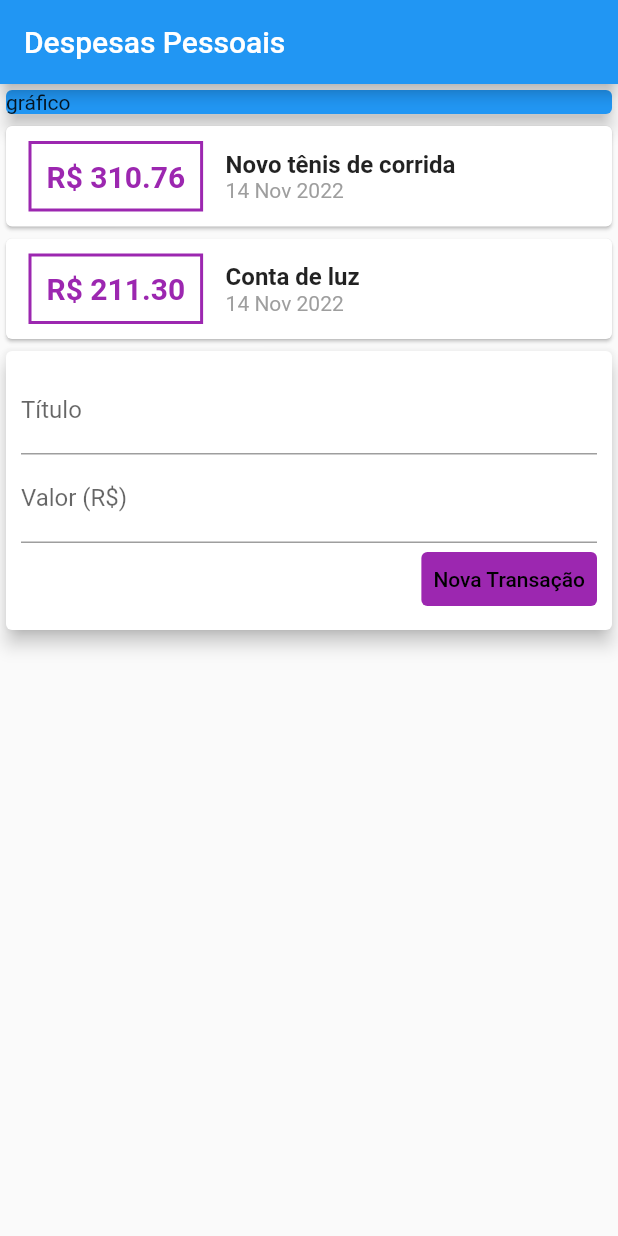
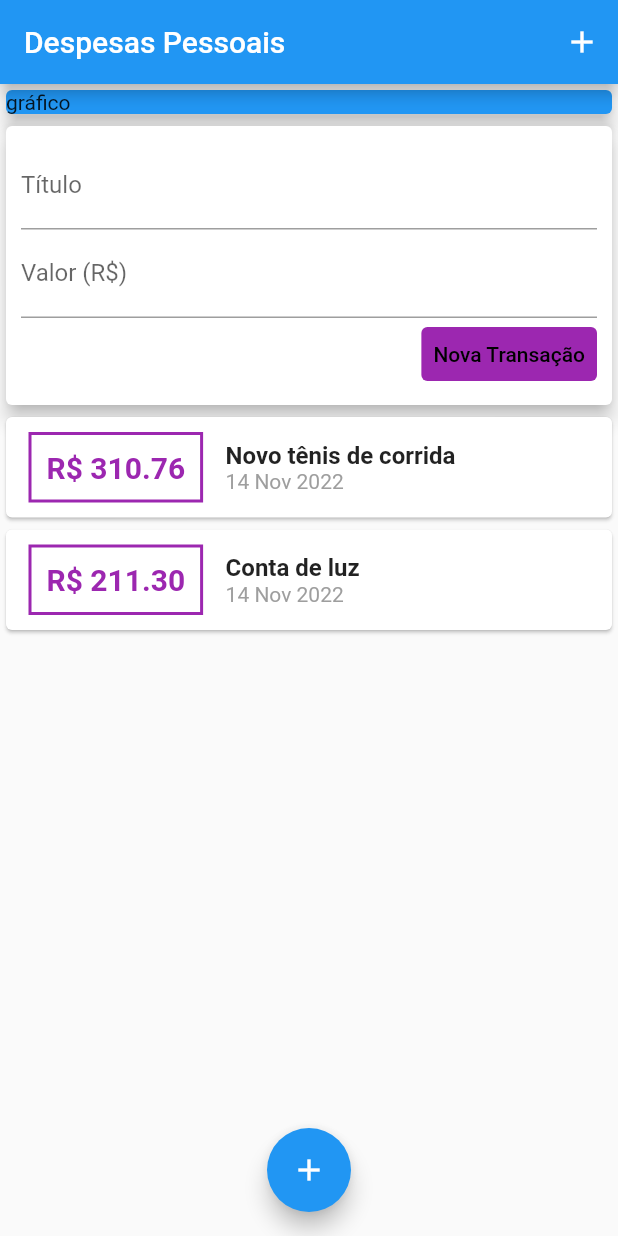
Before and after one commit to marcelonuness/Expenses, a Flutter app: the screen it shows after launch, after a tap on "Nova Transação", on a phone screen of 412 x 824 dp. Run offline on Flutter 3.47's test engine with Material 2 defaults, Android fonts, the phone set to English and light mode, and no system bars.

Commit message:
v 14-11-2022

```diff
--- a/lib/components/transactionUser.dart
+++ b/lib/components/transactionUser.dart
@@ -1,3 +1,4 @@
+import 'dart:math';
 import 'package:flutter/material.dart';
 import 'transaction_form.dart';
 import 'transaction_list.dart';
@@ -15,14 +16,27 @@ class _TransactionUserState extends State<TransactionUser> {
         value: 310.76,
         date: DateTime.now()),
     Transaction(
-        id: "t2", title: "Conta de luz", value: 211.30, date: DateTime.now())
+        id: "t2", title: "Conta de luz", value: 211.30, date: DateTime.now()),
   ];
+
+  _addTransaction(String title, double value) {
+    final newTransaction = Transaction(
+      id: Random().nextDouble().toString(),
+      title: title,
+      value: value,
+      date: DateTime.now(),
+    );
+
+    setState(() {
+      _transactions.add(newTransaction);
+    });
+  }
 
   @override
   Widget build(BuildContext context) {
     return Column(children: [
+      TransactionForm(_addTransaction),
       TransactionList(_transactions),
-      TransactionForm(),
     ]);
   }
 }
--- a/lib/components/transaction_form.dart
+++ b/lib/components/transaction_form.dart
@@ -3,6 +3,21 @@ import 'package:flutter/material.dart';
 class TransactionForm extends StatelessWidget {
   final titleController = TextEditingController();
   final valueController = TextEditingController();
+
+  final void Function(String, double) onSubmit;
+
+  TransactionForm(this.onSubmit);
+
+  _submitForm() {
+    final title = titleController.text;
+    final value = double.tryParse(valueController.text) ?? 0.0;
+
+    if (title.isEmpty || value <= 0) {
+      return;
+    }
+
+    onSubmit(title, value);
+  }
 
   @override
   Widget build(BuildContext context) {
@@ -13,10 +28,13 @@ class TransactionForm extends StatelessWidget {
         child: Column(
           children: [
             TextField(
+              onSubmitted: (_) => _submitForm(),
               controller: titleController,
               decoration: InputDecoration(labelText: "Título"),
             ),
             TextField(
+              onSubmitted: (_) => _submitForm(),
+              keyboardType: TextInputType.numberWithOptions(decimal: true),
               controller: valueController,
               decoration: InputDecoration(labelText: "Valor (R\$)"),
             ),
@@ -25,10 +43,9 @@ class TransactionForm extends StatelessWidget {
               children: [
                 TextButton(
                   style: TextButton.styleFrom(
-                      backgroundColor: Colors.purple,
-                      primary: Colors.black),
+                      backgroundColor: Colors.purple, primary: Colors.black),
                   child: Text('Nova Transação'),
-                  onPressed: () {},
+                  onPressed: _submitForm,
                 )
               ],
             ),
--- a/lib/components/transaction_list.dart
+++ b/lib/components/transaction_list.dart
@@ -9,13 +9,18 @@ class TransactionList extends StatelessWidget {
 
   @override
   Widget build(BuildContext context) {
-    return Column(
-      children: transactions.map((tr) {
+    return Container(
+      height: 300,
+      child: ListView.builder(
+        itemCount: transactions.length,
+        itemBuilder: (ctx, index) {
+          final tr = transactions[index];
           return Card(
               child: Row(
             children: [
               Container(
-              margin: EdgeInsets.symmetric(horizontal: 15, vertical: 10),
+                margin:
+                    const EdgeInsets.symmetric(horizontal: 15, vertical: 10),
                 decoration: BoxDecoration(
                     border: Border.all(
                   color: Colors.purple,
@@ -24,7 +29,7 @@ class TransactionList extends StatelessWidget {
                 padding: EdgeInsets.all(10),
                 child: Text(
                   "R\$ ${tr.value.toStringAsFixed(2)}",
-                style: TextStyle(
+                  style: const TextStyle(
                     fontWeight: FontWeight.bold,
                     fontSize: 20,
                     color: Colors.purple,
@@ -36,14 +41,14 @@ class TransactionList extends StatelessWidget {
                 children: [
                   Text(
                     tr.title,
-                  style: TextStyle(
+                    style: const TextStyle(
                       fontSize: 16,
                       fontWeight: FontWeight.bold,
                     ),
                   ),
                   Text(
                     DateFormat("d MMM y").format(tr.date),
-                  style: TextStyle(
+                    style: const TextStyle(
                       color: Colors.grey,
                     ),
                   )
@@ -51,7 +56,8 @@ class TransactionList extends StatelessWidget {
               )
             ],
           ));
-      }).toList(),
+        },
+      ),
     );
   }
 }
--- a/lib/main.dart
+++ b/lib/main.dart
@@ -14,10 +14,19 @@ class MyHomePage extends StatelessWidget {
   @override
   Widget build(BuildContext context) {
     return Scaffold(
+      //resizeToAvoidBottomInset: false, *ignora o que foi definido de
+      //espaçamentos, tamanhos e o overflow para de acontecer. (parametro do Scaffold)
       appBar: AppBar(
         title: Text("Despesas Pessoais"),
+        actions: [
+          IconButton(
+            icon: Icon(Icons.add),
+            onPressed: () {},
+          )
+        ],
       ),
-      body: Column(
+      body: SingleChildScrollView(
+        child: Column(
           crossAxisAlignment: CrossAxisAlignment.stretch,
           children: <Widget>[
             Container(
@@ -30,6 +39,12 @@ class MyHomePage extends StatelessWidget {
             TransactionUser(),
           ],
         ),
+      ),
+      floatingActionButton: FloatingActionButton(
+        child: Icon(Icons.add),
+        onPressed: () {},
+      ),
+      floatingActionButtonLocation: FloatingActionButtonLocation.centerFloat,
     );
   }
 }
```
Lines whose indentation alone changed are shown as unchanged.
